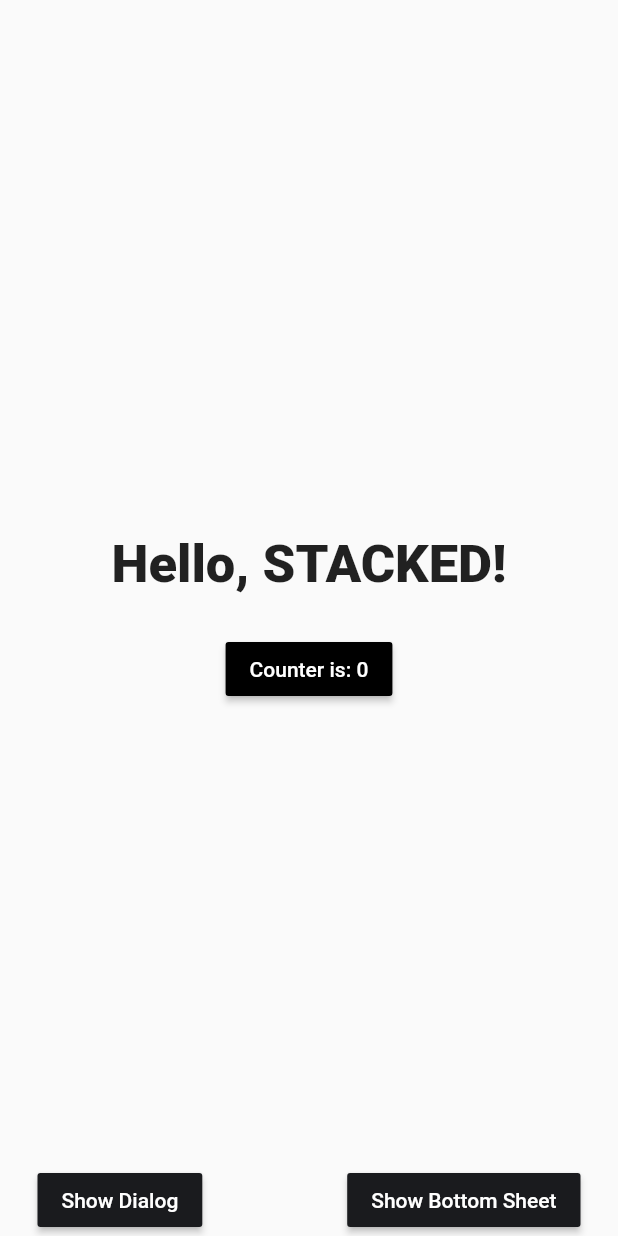
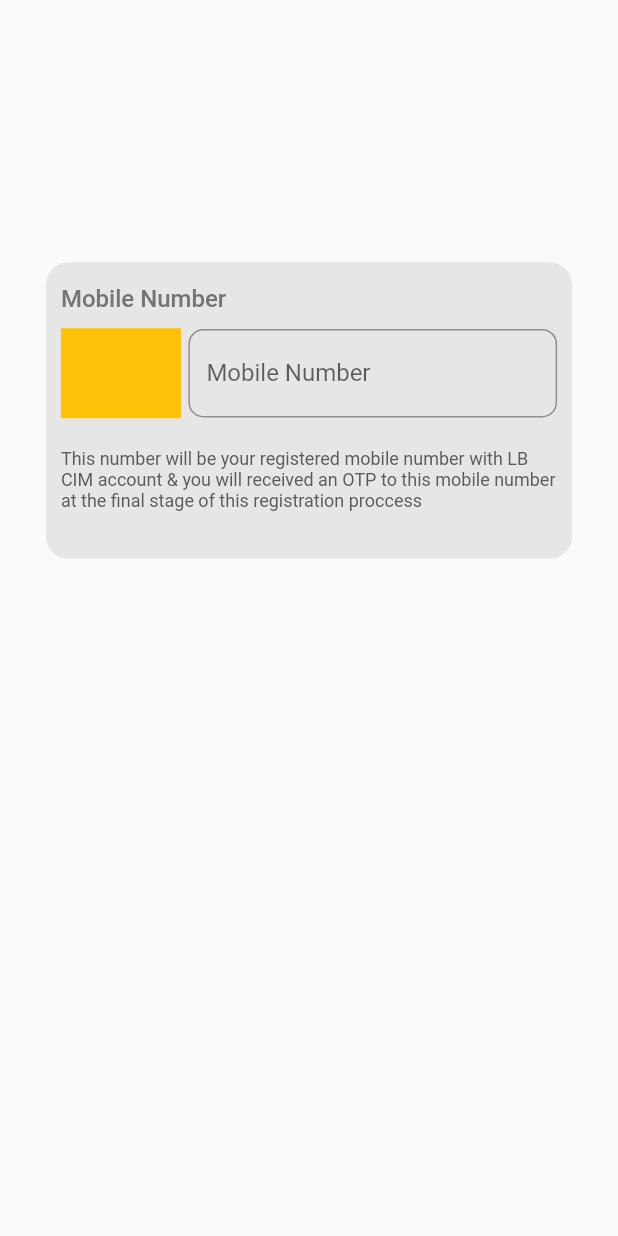
Before and after one commit to nadunviduranga/lbcimapp, a Flutter app: the screen it shows after launch, on a phone screen of 412 x 824 dp. Run offline on Flutter 3.47's test engine with Material 2 defaults, Android fonts, the phone set to English and light mode, and no system bars; our stand-ins replace stacked, stacked_services, stacked_shared.

Commit message:
create mobile number section

```diff
--- a/lib/main.dart
+++ b/lib/main.dart
@@ -19,7 +19,7 @@ class MainApp extends StatelessWidget {
   @override
   Widget build(BuildContext context) {
     return MaterialApp(
-      initialRoute: Routes.startupView,
+      initialRoute: Routes.homeView,
       onGenerateRoute: StackedRouter().onGenerateRoute,
       navigatorKey: StackedService.navigatorKey,
       navigatorObservers: [
--- /dev/null
+++ b/lib/ui/common/all_string.dart
@@ -0,0 +1,3 @@
+class AllString {
+  static const string1 = "This number will be your registered mobile number with LB CIM account & you will received an OTP to this mobile number at the final stage of this registration proccess";
+}
--- a/lib/ui/views/home/home_view.dart
+++ b/lib/ui/views/home/home_view.dart
@@ -1,4 +1,6 @@
 import 'package:flutter/material.dart';
+import 'package:lbtaskapp/ui/common/all_string.dart';
+import 'package:lbtaskapp/ui/widget/mobilenumber_input.dart';
 import 'package:stacked/stacked.dart';
 import 'package:lbtaskapp/ui/common/app_colors.dart';
 import 'package:lbtaskapp/ui/common/ui_helpers.dart';
@@ -14,63 +16,77 @@ class HomeView extends StackedView<HomeViewModel> {
     HomeViewModel viewModel,
     Widget? child,
   ) {
-    return Scaffold(
-      body: SafeArea(
+    // MediaQuery data
+    double height = MediaQuery.of(context).size.height;
+    double width = MediaQuery.of(context).size.width;
+
+    return SafeArea(
+      child: Scaffold(
+        body: Padding(
+          padding: EdgeInsets.all(10),
+          child: Column(
+            children: [
+              SizedBox(
+                height: height * 0.2,
+              ),
+              Center(
                 child: Padding(
-          padding: const EdgeInsets.symmetric(horizontal: 25.0),
-          child: Center(
+                  padding: EdgeInsets.only(
+                    left: width * 0.05,
+                    right: width * 0.05,
+                  ),
+                  child: Container(
+                    height: height * 0.24,
+                    width: width * 0.9,
+                    decoration: BoxDecoration(
+                      borderRadius: BorderRadius.circular(15),
+                      color: const Color.fromARGB(31, 85, 84, 84),
+                    ),
                     child: Column(
-              mainAxisSize: MainAxisSize.max,
-              mainAxisAlignment: MainAxisAlignment.spaceBetween,
                       children: [
-                verticalSpaceLarge,
-                Column(
-                  children: [
-                    const Text(
-                      'Hello, STACKED!',
+                        const Align(
+                          alignment: Alignment.topLeft,
+                          child: Padding(
+                            padding: EdgeInsets.only(
+                              left: 10,
+                              top: 15,
+                              bottom: 10
+                            ),
+                            child: Text(
+                              "Mobile Number",
                               style: TextStyle(
-                        fontSize: 35,
-                        fontWeight: FontWeight.w900,
-                      ),
-                    ),
-                    verticalSpaceMedium,
-                    MaterialButton(
-                      color: Colors.black,
-                      onPressed: viewModel.incrementCounter,
-                      child: Text(
-                        viewModel.counterLabel,
-                        style: const TextStyle(color: Colors.white),
-                      ),
-                    ),
-                  ],
-                ),
-                Row(
-                  mainAxisAlignment: MainAxisAlignment.spaceBetween,
-                  children: [
-                    MaterialButton(
-                      color: kcDarkGreyColor,
-                      onPressed: viewModel.showDialog,
-                      child: const Text(
-                        'Show Dialog',
-                        style: TextStyle(
-                          color: Colors.white,
+                                  fontSize: 16,
+                                  color: Color.fromARGB(255, 116, 116, 112),
+                                  fontWeight: FontWeight.w500),
                             ),
                           ),
                         ),
-                    MaterialButton(
-                      color: kcDarkGreyColor,
-                      onPressed: viewModel.showBottomSheet,
-                      child: const Text(
-                        'Show Bottom Sheet',
+
+                        MobileNumberInput(),
+
+                        Container(
+                          child: const Padding(
+                            padding: EdgeInsets.only(
+                              left: 10,
+                              right: 10,
+                              top: 20,
+                              // bottom: 20,
+                            ),
+                            child: Text(
+                              AllString.string1,
                               style: TextStyle(
-                          color: Colors.white,
+                                fontSize: 12,
+                                color: Color.fromARGB(255, 90, 90, 88)
                               ),
                             ),
                           ),
-                  ],
                         )
                       ],
                     ),
+                  ),
+                ),
+              )
+            ],
           ),
         ),
       ),
--- a/lib/ui/views/startup/startup_view.dart
+++ b/lib/ui/views/startup/startup_view.dart
@@ -14,31 +14,10 @@ class StartupView extends StackedView<StartupViewModel> {
     StartupViewModel viewModel,
     Widget? child,
   ) {
-    return const Scaffold(
-      body: Center(
-        child: Column(
-          mainAxisSize: MainAxisSize.min,
-          children: [
-            Text(
-              'STACKED',
-              style: TextStyle(fontSize: 40, fontWeight: FontWeight.w900),
-            ),
-            Row(
-              mainAxisSize: MainAxisSize.min,
-              children: [
-                Text('Loading ...', style: TextStyle(fontSize: 16)),
-                horizontalSpaceSmall,
-                SizedBox(
-                  width: 16,
-                  height: 16,
-                  child: CircularProgressIndicator(
-                    color: Colors.black,
-                    strokeWidth: 6,
-                  ),
-                )
-              ],
-            ),
-          ],
+    return const SafeArea(
+      child: Scaffold(
+        body: Center(
+          child: Text("data"),
         ),
       ),
     );
--- /dev/null
+++ b/lib/ui/widget/mobilenumber_input.dart
@@ -0,0 +1,82 @@
+import 'package:flutter/material.dart';
+import 'package:flutter/src/material/dropdown.dart';
+
+class MobileNumberInput extends StatefulWidget {
+  const MobileNumberInput({super.key});
+
+  @override
+  State<MobileNumberInput> createState() => _MobileNumberInputState();
+}
+
+class _MobileNumberInputState extends State<MobileNumberInput> {
+  List<Map<String, String>> countryCodes = [
+    {'code': '+1', 'name': 'United States'},
+    {'code': '+91', 'name': 'India'},
+    {'code': '+44', 'name': 'United Kingdom'},
+    {'code': '+81', 'name': 'Japan'},
+    {'code': '+94', 'name': 'Sri Lanka'}
+  ];
+  String countryCode = "+94";
+  TextEditingController mobileController = TextEditingController();
+
+  @override
+  Widget build(BuildContext context) {
+    return Column(
+      crossAxisAlignment: CrossAxisAlignment.start,
+      children: [
+        Padding(
+          padding: const EdgeInsets.only(
+            left: 10,
+            right: 10,
+          ),
+          child: Row(
+            children: [
+
+              // DropdownButton<String>(
+              //   value: countryCode,
+              //   onChanged: (String? newValue) {
+              //     setState(() {
+              //       countryCode = newValue!;
+              //     });
+              //   },
+
+              //   items: countryCodes
+              //       .map<DropdownMenuItem<String>>(
+              //         (Map<String, String> country) => DropdownMenuItem<String>(
+              //           value: country['code'],
+              //           child: Text('${country['name']} (${country['code']})'),
+              //         ),
+              //       )
+              //       .toList(),
+
+              // ),
+
+              Container(
+                width: 80,
+                height: 60,
+                color: Colors.amber,
+                decoration: BoxDecoration(
+
+                ),
+              ),
+
+              SizedBox(width: 5.0),
+              // Mobile Number TextField
+              Expanded(
+                child: TextField(
+                  controller: mobileController,
+                  keyboardType: TextInputType.phone,
+                  decoration: InputDecoration(
+                      labelText: 'Mobile Number',
+                      border: OutlineInputBorder(
+                          borderSide: BorderSide(width: 3, color: Colors.black),
+                          borderRadius: BorderRadius.circular(10))),
+                ),
+              ),
+            ],
+          ),
+        ),
+      ],
+    );
+  }
+}
```
Also changed, not shown: lib/app/app.router.dart (+9 -0 lines), lib/ui/views/pages/countrycode.dart (added). Lines whose indentation alone changed are shown as unchanged.
